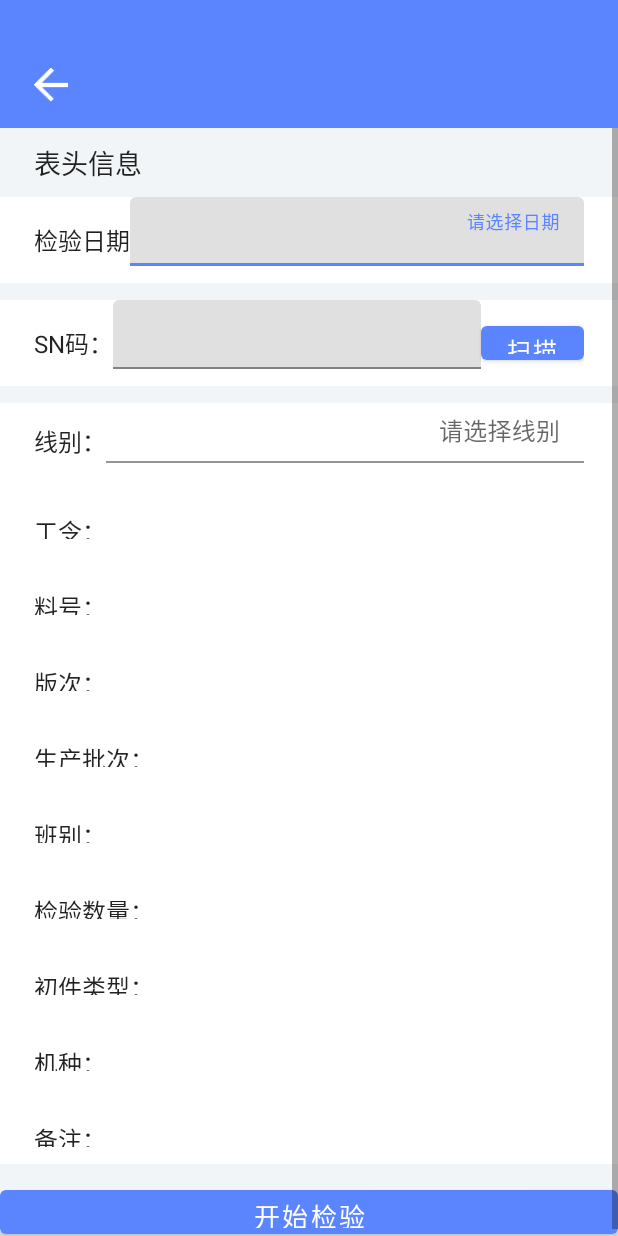
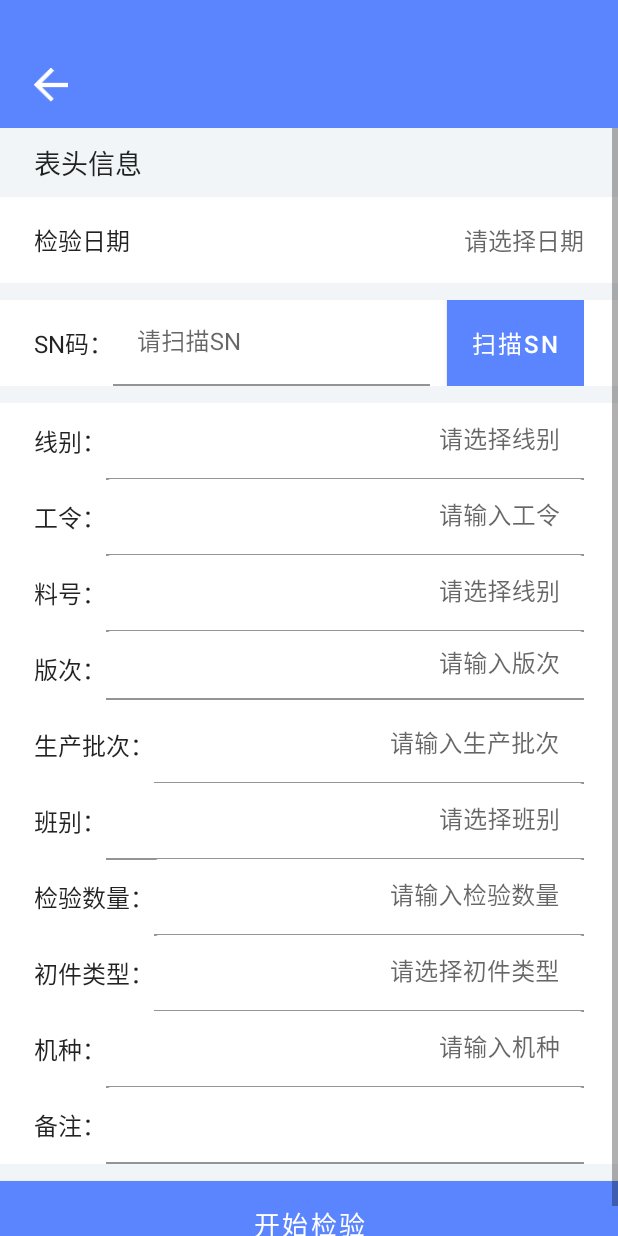
Before and after one commit to qhoneyq/MvpDemo-master_ipqc, an Android app: the layout activity_ipqc_tabletitle_chujian.xml on its own in the app's theme, with its tools: preview values and no code run, on a phone screen of 412 x 824 dp. Run offline under Robolectric (Android 15) with nearby library versions, the phone set to English and light mode, and no system bars; network calls fail.

Commit message:
检验项

```diff
--- a/app/src/main/java/youdian/apk/ipqc/activity/ActivityHome.java
+++ b/app/src/main/java/youdian/apk/ipqc/activity/ActivityHome.java
@@ -13,6 +13,7 @@ import androidx.databinding.DataBindingUtil;
 import youdian.apk.ipqc.R;
 import youdian.apk.ipqc.base.BaseActivity;
 import youdian.apk.ipqc.databinding.ActivityHomeBinding;
+import youdian.apk.ipqc.obsever.FirstCheckResultObserver;
 import youdian.apk.ipqc.utils.Constans;
 import youdian.apk.ipqc.utils.UserUtils;
 
@@ -38,10 +39,10 @@ public class ActivityHome extends BaseActivity {
     @Override
     public void initView() {
         binding = DataBindingUtil.setContentView(this,getLayoutId());
-        if (!UserUtils.getInstance().isLogin()){
-            startActivity(new Intent(this, LoginActivity.class));
-            finish();
-        }
+//        if (!UserUtils.getInstance().isLogin()){
+//            startActivity(new Intent(this, LoginActivity.class));
+//            finish();
+//        }
 
         binding.homeChujian.setOnClickListener(new View.OnClickListener() {
             @Override
@@ -61,7 +62,16 @@ public class ActivityHome extends BaseActivity {
     }
 
     public void firstCheckClick(){
-            TableListActivity.startTableListActivity(this, Constans.FirstCheck);
+        Bundle bundle =new Bundle();
+        FirstCheckResultObserver observer = new FirstCheckResultObserver();
+        observer.setCheck_person("admin");
+        observer.setFirst_checklist_code("code");
+        observer.setFirst_checklist_name("name");
+        observer.setSe_code("secode");
+        observer.setSe_name("sename");
+        bundle.putSerializable(Constans.FirstCheck,observer);
+            NewChujian_Activity.startActivity(this, bundle);
+//            TableListActivity.startTableListActivity(this, Constans.FirstCheck);
             finish();
     }
 
--- a/app/src/main/java/youdian/apk/ipqc/activity/NewChujian_Activity.java
+++ b/app/src/main/java/youdian/apk/ipqc/activity/NewChujian_Activity.java
@@ -34,6 +34,7 @@ import youdian.apk.ipqc.bean.OptionData;
 import youdian.apk.ipqc.contract.NewChujianContract;
 import youdian.apk.ipqc.databinding.ActivityIpqcTabletitleChujianBinding;
 import youdian.apk.ipqc.obsever.FirstCheckResultObserver;
+import youdian.apk.ipqc.presenter.LoginPresenter;
 import youdian.apk.ipqc.presenter.NewChujianPresenter;
 import youdian.apk.ipqc.utils.Constans;
 
@@ -89,6 +90,9 @@ public class NewChujian_Activity extends BaseMvpActivity<NewChujianPresenter> im
                 finish();
             }
         });
+
+        mPresenter = new NewChujianPresenter();
+        mPresenter.attachView(this);
         dealData();
     }
 
@@ -194,6 +198,7 @@ public class NewChujian_Activity extends BaseMvpActivity<NewChujianPresenter> im
             @Override
             public void onItemClick(AdapterView<?> adapterView, View view, int i, long l) {
                 resultObserver.setShift_name(shiftList.get(i));
+                dialogshift.hide();
             }
         });
 
--- a/app/src/main/java/youdian/apk/ipqc/obsever/FirstCheckResultObserver.java
+++ b/app/src/main/java/youdian/apk/ipqc/obsever/FirstCheckResultObserver.java
@@ -75,11 +75,7 @@ public class FirstCheckResultObserver extends BaseObservable implements Serializ
 
     public void setShift_name(String shift_name) {
         this.shift_name = shift_name;
-        if (shift_name.equals("白班"))
-            setShift(Constans.Day);
-        else
-            setShift(Constans.Night);
-        notifyPropertyChanged(BR.shift_name);
+          notifyPropertyChanged(BR.shift_name);
     }
 
     @Bindable
--- a/app/src/main/res/layout/activity_ipqc_tabletitle_chujian.xml
+++ b/app/src/main/res/layout/activity_ipqc_tabletitle_chujian.xml
@@ -1,6 +1,5 @@
 <?xml version="1.0" encoding="utf-8"?>
-<layout xmlns:android="http://schemas.android.com/apk/res/android"
-    xmlns:app="http://schemas.android.com/apk/res-auto">
+<layout xmlns:android="http://schemas.android.com/apk/res/android">
 
     <data>
 
@@ -49,13 +48,11 @@
                     android:layout_height="@dimen/dp_50"
                     android:background="@color/white"
                     android:orientation="horizontal"
-                    android:paddingRight="@dimen/dp_20"
-                    android:paddingBottom="@dimen/dp_10">
+                    android:paddingRight="@dimen/dp_20">
 
                     <TextView
                         android:layout_width="wrap_content"
                         android:layout_height="match_parent"
-                        android:layout_marginTop="@dimen/dp_10"
                         android:gravity="center_vertical"
                         android:paddingLeft="@dimen/dp_20"
                         android:text="@string/time"
@@ -64,19 +61,16 @@
 
                     <com.google.android.material.textfield.TextInputLayout
                         android:layout_width="match_parent"
-                        android:layout_height="match_parent"
-                        app:counterEnabled="true"
-                        app:errorEnabled="true"
-                        android:hint="请选择日期"
-                        >
+                        android:layout_height="match_parent">
 
-                        <com.google.android.material.textfield.TextInputEditText
+                    <TextView
                             android:id="@+id/time"
                             android:layout_width="match_parent"
                             android:layout_height="match_parent"
                             android:editable="false"
                             android:focusableInTouchMode="true"
                             android:gravity="right|center_vertical"
+                            android:hint="请选择日期"
                             android:maxLength="25"
                             android:maxLines="1"
                             android:paddingLeft="@dimen/dp_5"
@@ -96,13 +90,11 @@
                     android:background="@color/white"
                     android:orientation="horizontal"
                     android:paddingLeft="@dimen/dp_20"
-                    android:paddingRight="@dimen/dp_20"
-                    android:paddingBottom="@dimen/dp_10">
+                    android:paddingRight="@dimen/dp_20">
 
                     <TextView
                         android:layout_width="wrap_content"
                         android:layout_height="match_parent"
-                        android:layout_marginTop="@dimen/dp_10"
                         android:gravity="center_vertical"
                         android:text="@string/snma"
                         android:textColor="@color/gray_87"
@@ -113,17 +105,18 @@
                         android:layout_width="0dp"
                         android:layout_height="match_parent"
                         android:layout_weight="3"
-android:gravity="center_vertical">
+                        android:hint="@string/sn_err"
+                        android:paddingRight="@dimen/dp_10"
+                        android:gravity="center_vertical">
 
-                        <com.google.android.material.textfield.TextInputEditText
-
+                        <EditText
                             android:id="@+id/sn_tv"
                             android:layout_width="match_parent"
                             android:layout_height="match_parent"
-                            android:editable="false"
                             android:focusableInTouchMode="true"
                             android:maxLength="25"
                             android:maxLines="1"
+                            android:background="@color/transparent"
                             android:paddingLeft="@dimen/dp_5"
                             android:text="@={firstcheck.sn}"
                             android:textColor="@color/black_87"
@@ -133,12 +126,13 @@ android:gravity="center_vertical">
 
                     <com.google.android.material.button.MaterialButton
                         android:id="@+id/ipqc_chujian_tabletitle_sn_btn"
-                        android:layout_width="@dimen/dp_60"
+                        android:layout_width="@dimen/dp_80"
                         android:layout_height="match_parent"
-                        android:layout_marginTop="@dimen/dp_10"
+                        android:background="@color/colorPrimary"
                         android:text="@string/saomiaosn"
                         android:textColor="@color/FFFFFF"
-                        android:textSize="@dimen/sp_14" />
+                        android:textSize="@dimen/sp_14"
+                        android:includeFontPadding="false"/>
                 </LinearLayout>
 
                 <LinearLayout
@@ -155,14 +149,12 @@ android:gravity="center_vertical">
 
                     <LinearLayout
                         android:layout_width="match_parent"
-                        android:layout_height="@dimen/dp_45"
-                        android:paddingBottom="@dimen/dp_10">
+                        android:layout_height="@dimen/dp_45">
 
                         <TextView
                             android:layout_width="wrap_content"
                             android:layout_height="match_parent"
                             android:gravity="center_vertical|left"
-                            android:layout_marginTop="@dimen/dp_10"
                             android:text="@string/xinabie"
                             android:textColor="@color/gray_87"
                             android:textSize="@dimen/sp_14" />
@@ -170,7 +162,7 @@ android:gravity="center_vertical">
                         <com.google.android.material.textfield.TextInputLayout
                             android:id="@+id/linerl"
                             android:layout_width="match_parent"
-                            android:layout_height="@dimen/dp_35">
+                            android:layout_height="match_parent">
 
                             <com.google.android.material.textfield.TextInputEditText
                                 android:id="@+id/line"
@@ -188,13 +180,11 @@ android:gravity="center_vertical">
 
                     <LinearLayout
                         android:layout_width="match_parent"
-                        android:layout_height="@dimen/dp_45"
-                        android:paddingBottom="@dimen/dp_10">
+                        android:layout_height="@dimen/dp_45">
 
                         <TextView
                             android:layout_width="wrap_content"
-                            android:layout_height="wrap_content"
-                            android:layout_alignParentEnd="true"
+                            android:layout_height="match_parent"
                             android:gravity="center_vertical|left"
                             android:text="@string/gongling"
                             android:textColor="@color/gray_87"
@@ -203,7 +193,8 @@ android:gravity="center_vertical">
                         <com.google.android.material.textfield.TextInputLayout
                             android:id="@+id/gonglingrl"
                             android:layout_width="match_parent"
-                            android:layout_height="@dimen/dp_40">
+                            android:layout_height="match_parent"
+                            android:hint="@string/workno_err">
 
                             <EditText
                                 android:id="@+id/gongling"
@@ -220,12 +211,11 @@ android:gravity="center_vertical">
 
                     <LinearLayout
                         android:layout_width="match_parent"
-                        android:layout_height="@dimen/dp_45"
-                        android:paddingBottom="@dimen/dp_10">
+                        android:layout_height="@dimen/dp_45">
 
                         <TextView
                             android:layout_width="wrap_content"
-                            android:layout_height="wrap_content"
+                            android:layout_height="match_parent"
                             android:gravity="center_vertical|left"
                             android:text="@string/liaohao"
                             android:textColor="@color/gray_87"
@@ -234,7 +224,8 @@ android:gravity="center_vertical">
                         <com.google.android.material.textfield.TextInputLayout
                             android:id="@+id/liaohaotl"
                             android:layout_width="match_parent"
-                            android:layout_height="@dimen/dp_40">
+                            android:layout_height="match_parent"
+                            android:hint="@string/line_err">
 
                             <EditText
                                 android:id="@+id/liaohao"
@@ -252,11 +243,11 @@ android:gravity="center_vertical">
                     <LinearLayout
                         android:layout_width="match_parent"
                         android:layout_height="@dimen/dp_45"
-                        android:paddingBottom="@dimen/dp_10">
+                        >
 
                         <TextView
                             android:layout_width="wrap_content"
-                            android:layout_height="wrap_content"
+                            android:layout_height="match_parent"
                             android:gravity="center_vertical|left"
                             android:text="@string/banci"
                             android:textColor="@color/gray_87"
@@ -265,7 +256,8 @@ android:gravity="center_vertical">
                         <com.google.android.material.textfield.TextInputLayout
                             android:id="@+id/bancitl"
                             android:layout_width="match_parent"
-                            android:layout_height="@dimen/dp_40">
+                            android:layout_height="@dimen/dp_40"
+                            android:hint="@string/banci_err">
 
                             <EditText
                                 android:id="@+id/banci"
@@ -284,12 +276,11 @@ android:gravity="center_vertical">
 
                     <LinearLayout
                         android:layout_width="match_parent"
-                        android:layout_height="@dimen/dp_45"
-                        android:paddingBottom="@dimen/dp_10">
+                        android:layout_height="@dimen/dp_45">
 
                         <TextView
                             android:layout_width="wrap_content"
-                            android:layout_height="wrap_content"
+                            android:layout_height="match_parent"
                             android:gravity="center_vertical|left"
                             android:text="@string/shengchanpici"
                             android:textColor="@color/gray_87"
@@ -298,14 +289,14 @@ android:gravity="center_vertical">
                         <com.google.android.material.textfield.TextInputLayout
                             android:id="@+id/shengchanpicitl"
                             android:layout_width="match_parent"
-                            android:layout_height="@dimen/dp_40">
+                            android:layout_height="match_parent"
+                            android:hint="@string/product_err">
 
                             <EditText
                                 android:id="@+id/shengchanpici"
                                 android:layout_width="match_parent"
                                 android:layout_height="match_parent"
                                 android:background="@drawable/edt_search_bg"
-                                android:editable="false"
                                 android:gravity="center_vertical|right"
                                 android:text="@={firstcheck.production_batch}"
                                 android:textColor="@color/gray_54"
@@ -317,12 +308,11 @@ android:gravity="center_vertical">
 
                     <LinearLayout
                         android:layout_width="match_parent"
-                        android:layout_height="@dimen/dp_45"
-                        android:paddingBottom="@dimen/dp_10">
+                        android:layout_height="@dimen/dp_45">
 
                         <TextView
                             android:layout_width="wrap_content"
-                            android:layout_height="wrap_content"
+                            android:layout_height="match_parent"
                             android:gravity="center_vertical|left"
                             android:text="@string/banbie"
                             android:textColor="@color/gray_87"
@@ -331,13 +321,15 @@ android:gravity="center_vertical">
                         <com.google.android.material.textfield.TextInputLayout
                             android:id="@+id/shiftrl"
                             android:layout_width="match_parent"
-                            android:layout_height="@dimen/dp_40">
+                            android:layout_height="match_parent"
+                            android:hint="@string/shift_err">
 
                             <EditText
                                 android:id="@+id/banbie"
                                 android:layout_width="match_parent"
                                 android:layout_height="match_parent"
                                 android:background="@drawable/edt_search_bg"
+                                android:editable="false"
                                 android:gravity="center_vertical|right"
                                 android:text="@={firstcheck.shift_name}"
                                 android:textColor="@color/gray_54"
@@ -347,12 +339,11 @@ android:gravity="center_vertical">
 
                     <LinearLayout
                         android:layout_width="match_parent"
-                        android:layout_height="@dimen/dp_45"
-                        android:paddingBottom="@dimen/dp_10">
+                        android:layout_height="@dimen/dp_45">
 
                         <TextView
                             android:layout_width="wrap_content"
-                            android:layout_height="@dimen/dp_30"
+                            android:layout_height="match_parent"
                             android:gravity="center_vertical|left"
                             android:text="@string/jianyanshuliang"
                             android:textColor="@color/gray_87"
@@ -361,14 +352,14 @@ android:gravity="center_vertical">
                         <com.google.android.material.textfield.TextInputLayout
                             android:id="@+id/checkrl"
                             android:layout_width="match_parent"
-                            android:layout_height="@dimen/dp_40">
+                            android:layout_height="match_parent"
+                            android:hint="@string/checkno_err">
 
                             <EditText
                                 android:id="@+id/jianyanshuliang"
                                 android:layout_width="match_parent"
                                 android:layout_height="match_parent"
                                 android:background="@drawable/edt_search_bg"
-                                android:editable="false"
                                 android:gravity="center_vertical|right"
                                 android:text="@={firstcheck.check_quantity}"
                                 android:textColor="@color/gray_54"
@@ -378,12 +369,11 @@ android:gravity="center_vertical">
 
                     <LinearLayout
                         android:layout_width="match_parent"
-                        android:layout_height="@dimen/dp_45"
-                        android:paddingBottom="@dimen/dp_10">
+                        android:layout_height="@dimen/dp_45">
 
                         <TextView
                             android:layout_width="wrap_content"
-                            android:layout_height="@dimen/dp_30"
+                            android:layout_height="match_parent"
                             android:gravity="center_vertical|left"
                             android:text="@string/chujianleixing"
                             android:textColor="@color/gray_87"
@@ -392,7 +382,8 @@ android:gravity="center_vertical">
                         <com.google.android.material.textfield.TextInputLayout
                             android:id="@+id/chujiantyperl"
                             android:layout_width="match_parent"
-                            android:layout_height="@dimen/dp_40">
+                            android:layout_height="match_parent"
+                            android:hint="@string/checktype_err">
 
                             <EditText
                                 android:id="@+id/chujianleixing"
@@ -408,12 +399,11 @@ android:gravity="center_vertical">
 
                     <LinearLayout
                         android:layout_width="match_parent"
-                        android:layout_height="@dimen/dp_45"
-                        android:paddingBottom="@dimen/dp_10">
+                        android:layout_height="@dimen/dp_45">
 
                         <TextView
                             android:layout_width="wrap_content"
-                            android:layout_height="@dimen/dp_30"
+                            android:layout_height="match_parent"
                             android:gravity="center_vertical|left"
                             android:text="@string/jizhong"
                             android:textColor="@color/gray_87"
@@ -422,14 +412,14 @@ android:gravity="center_vertical">
                         <com.google.android.material.textfield.TextInputLayout
                             android:id="@+id/jizhongrl"
                             android:layout_width="match_parent"
-                            android:layout_height="@dimen/dp_40">
+                            android:layout_height="match_parent"
+                            android:hint="@string/jizhong_err">
 
                             <EditText
                                 android:id="@+id/jizhong"
                                 android:layout_width="match_parent"
                                 android:layout_height="match_parent"
                                 android:background="@drawable/edt_search_bg"
-                                android:editable="false"
                                 android:gravity="center_vertical|right"
                                 android:text="@={firstcheck.machine_type}"
                                 android:textColor="@color/gray_54"
@@ -439,12 +429,11 @@ android:gravity="center_vertical">
 
                     <LinearLayout
                         android:layout_width="match_parent"
-                        android:layout_height="@dimen/dp_45"
-                        android:paddingBottom="@dimen/dp_10">
+                        android:layout_height="@dimen/dp_45">
 
                         <TextView
                             android:layout_width="wrap_content"
-                            android:layout_height="@dimen/dp_30"
+                            android:layout_height="match_parent"
                             android:gravity="center_vertical|left"
                             android:text="@string/beizhu"
                             android:textColor="@color/gray_87"
@@ -452,14 +441,14 @@ android:gravity="center_vertical">
 
                         <com.google.android.material.textfield.TextInputLayout
                             android:layout_width="match_parent"
-                            android:layout_height="@dimen/dp_40">
+                            android:layout_height="match_parent"
+                            >
 
                             <EditText
                                 android:id="@+id/beizhu"
                                 android:layout_width="match_parent"
                                 android:layout_height="match_parent"
                                 android:background="@drawable/edt_search_bg"
-                                android:editable="false"
                                 android:gravity="center_vertical|right"
                                 android:text="@={firstcheck.note}"
                                 android:textColor="@color/gray_54"
@@ -473,10 +462,11 @@ android:gravity="center_vertical">
                 <com.google.android.material.button.MaterialButton
                     android:id="@+id/commit"
                     android:layout_width="match_parent"
-                    android:layout_height="@dimen/dp_36"
+                    android:layout_height="@dimen/dp_50"
                     android:layout_alignParentEnd="true"
                     android:layout_alignParentBottom="true"
                     android:layout_marginTop="@dimen/dp_10"
+                    android:background="@color/colorPrimary"
                     android:text="@string/kaishijianyan"
                     android:textColor="@color/FFFFFF"
                     android:textSize="@dimen/sp_15" />
--- a/gradle.properties
+++ b/gradle.properties
@@ -13,8 +13,3 @@ org.gradle.jvmargs=-Xmx1536m
 # This option should only be used with decoupled projects. More details, visit
 # http://www.gradle.org/docs/current/userguide/multi_project_builds.html#sec:decoupled_projects
 # org.gradle.parallel=true
-
-systemProp.http.proxyHost=10.67.124.91
-systemProp.http.proxyPort=808
-systemProp.https.proxyHost=10.67.124.91
-systemProp.https.proxyPort=808
```
Also changed, not shown: gradle/wrapper/gradle-wrapper.properties, 6 other files.
